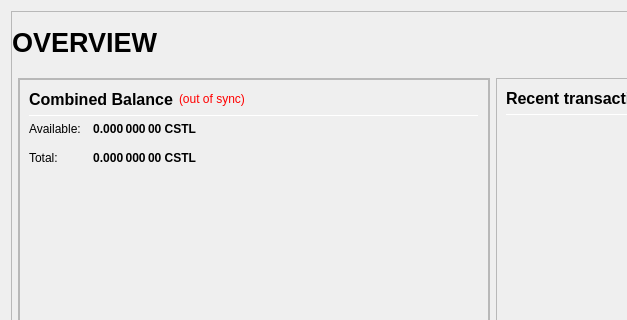
First picture: the form in src/qt/forms/overviewpage.ui, repository r0otChiXor/axiom, before the edit; both pictures show x 0 to 627 and y 0 to 320 of the 978 by 841 pixel window.
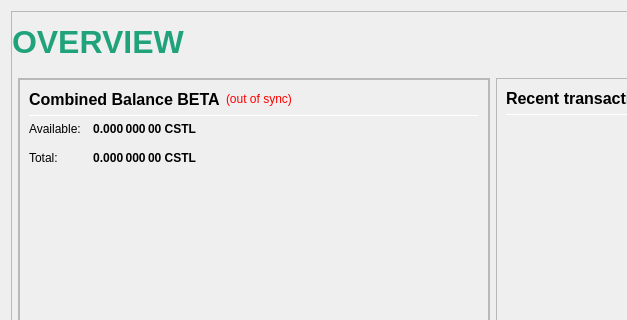
Second picture: the form after the edit.

Commit message: Beta Art

```diff
--- a/src/qt/forms/overviewpage.ui
+++ b/src/qt/forms/overviewpage.ui
@@ -104,9 +104,46 @@
                  <height>60</height>
                 </size>
                </property>
+               <property name="palette">
+                <palette>
+                 <active>
+                  <colorrole role="WindowText">
+                   <brush brushstyle="SolidPattern">
+                    <color alpha="255">
+                     <red>32</red>
+                     <green>162</green>
+                     <blue>123</blue>
+                    </color>
+                   </brush>
+                  </colorrole>
+                 </active>
+                 <inactive>
+                  <colorrole role="WindowText">
+                   <brush brushstyle="SolidPattern">
+                    <color alpha="255">
+                     <red>32</red>
+                     <green>162</green>
+                     <blue>123</blue>
+                    </color>
+                   </brush>
+                  </colorrole>
+                 </inactive>
+                 <disabled>
+                  <colorrole role="WindowText">
+                   <brush brushstyle="SolidPattern">
+                    <color alpha="255">
+                     <red>190</red>
+                     <green>190</green>
+                     <blue>190</blue>
+                    </color>
+                   </brush>
+                  </colorrole>
+                 </disabled>
+                </palette>
+               </property>
                <property name="font">
                 <font>
-                 <pointsize>20</pointsize>
+                 <pointsize>24</pointsize>
                  <weight>75</weight>
                  <bold>true</bold>
                 </font>
@@ -229,7 +266,7 @@
                     </property>
                     <layout class="QVBoxLayout" name="verticalLayout_5">
                      <item>
-                      <layout class="QHBoxLayout" name="horizontalLayout_5" stretch="0">
+                      <layout class="QHBoxLayout" name="horizontalLayout_5" stretch="0,0,0">
                        <item>
                         <widget class="QLabel" name="label_5z">
                          <property name="minimumSize">
@@ -249,7 +286,7 @@
                           <string>Combined Balance (including unconfirmed and immature coins)</string>
                          </property>
                          <property name="text">
-                          <string>Combined Balance</string>
+                          <string>Combined Balance BETA</string>
                          </property>
                         </widget>
                        </item>
```
Left out of the diff: 8 changed lines with no effect on the pictures. The commit also changes 12 other files.
